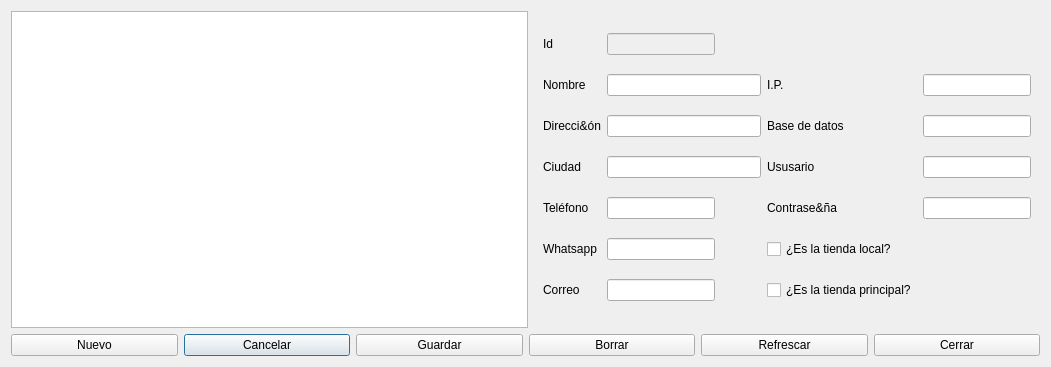
Before: the Qt Designer form tiendas.ui in Ladis72/tienda, drawn with Qt 5.
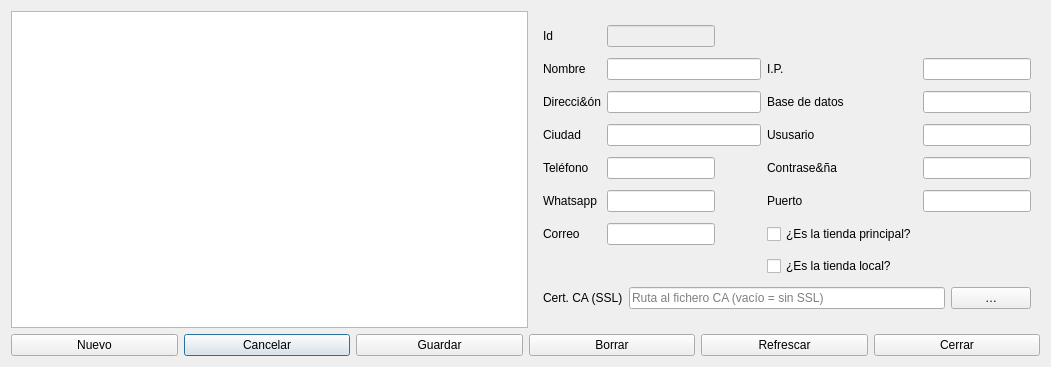
After: the same form once the commit is applied. Icons and pictures are not drawn.

```diff
--- a/tiendas.ui
+++ b/tiendas.ui
@@ -199,6 +199,20 @@
       <item row="4" column="1" colspan="2">
        <widget class="QLineEdit" name="lineEditCiudad"/>
       </item>
+      <item row="6" column="3">
+       <widget class="QLabel" name="label_12">
+        <property name="text">
+         <string>Puerto</string>
+        </property>
+       </widget>
+      </item>
+      <item row="6" column="4">
+       <widget class="QLineEdit" name="lineEditPuerto">
+        <property name="inputMask">
+         <string>99999</string>
+        </property>
+       </widget>
+      </item>
       <item row="7" column="3">
        <widget class="QCheckBox" name="checkBoxMaster">
         <property name="text">
@@ -206,7 +220,7 @@
         </property>
        </widget>
       </item>
-      <item row="6" column="3">
+      <item row="8" column="3">
        <widget class="QCheckBox" name="checkBoxLocal">
         <property name="text">
          <string>¿Es la tienda local?</string>
@@ -247,8 +261,42 @@
       <item row="3" column="4">
        <widget class="QLineEdit" name="lineEditBase"/>
       </item>
-     </layout>
-    </widget>
+       <item row="9" column="0" colspan="5">
+        <layout class="QHBoxLayout" name="horizontalLayoutSsl">
+         <item>
+          <widget class="QLabel" name="label_sslca">
+           <property name="text">
+            <string>Cert. CA (SSL)</string>
+           </property>
+          </widget>
+         </item>
+         <item>
+          <widget class="QLineEdit" name="lineEditSslCa">
+           <property name="placeholderText">
+            <string>Ruta al fichero CA (vacío = sin SSL)</string>
+           </property>
+           <property name="readOnly">
+            <bool>true</bool>
+           </property>
+          </widget>
+         </item>
+         <item>
+          <widget class="QPushButton" name="pushButtonSslCa">
+           <property name="text">
+            <string>…</string>
+           </property>
+           <property name="maximumWidth">
+            <number>30</number>
+           </property>
+           <property name="toolTip">
+            <string>Seleccionar fichero de certificado CA</string>
+           </property>
+          </widget>
+         </item>
+        </layout>
+       </item>
+      </layout>
+     </widget>
    </item>
    <item row="0" column="0" rowspan="3">
     <widget class="QTableView" name="tableViewTiendas">
```
Left out of the diff: 1 changed line with no effect on the pictures.
